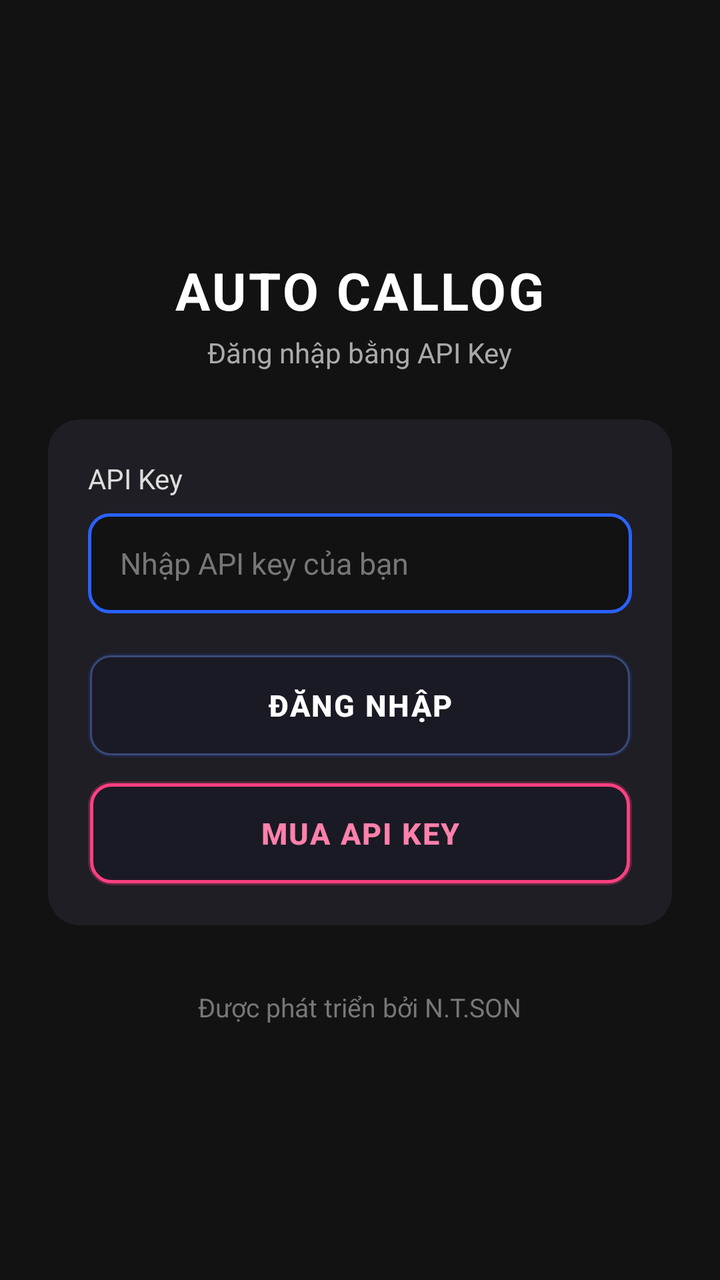
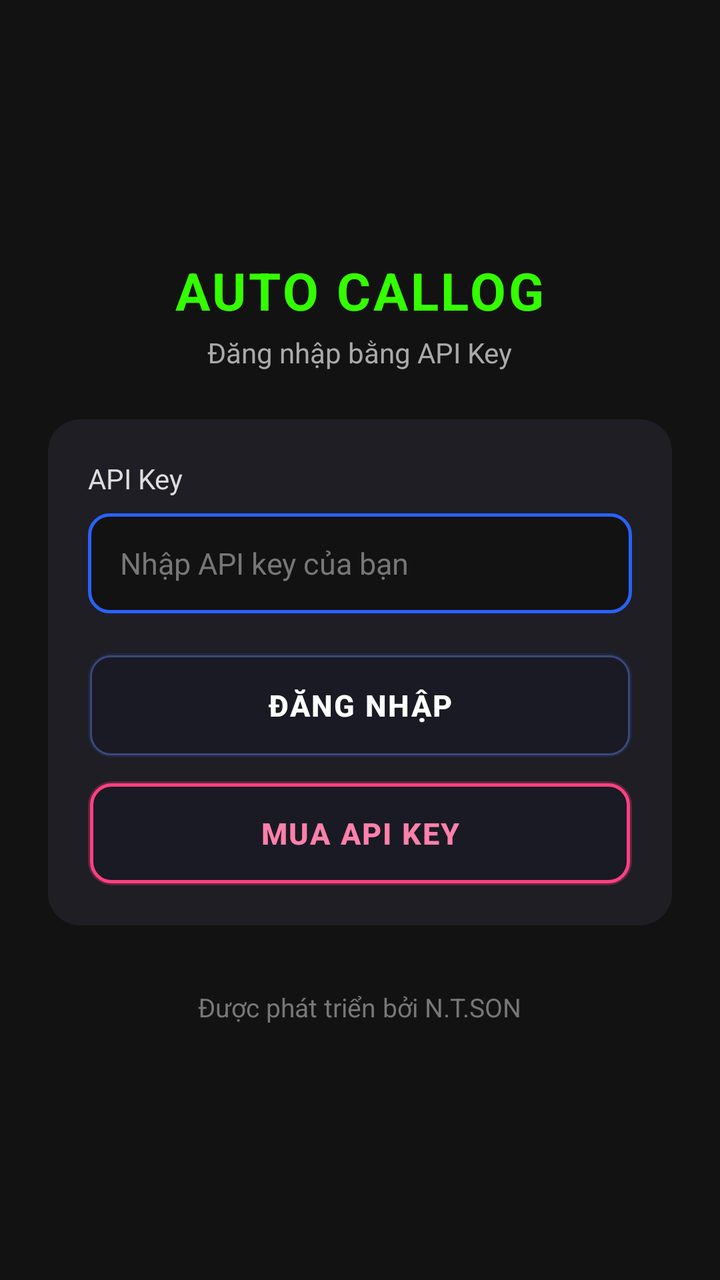

Two renders of the same Android screen: before a commit and after it. Below are the layout's source before the change and the commit's diff.
<!-- AndroidManifest.xml: application theme Theme.AppCompat.Light.NoActionBar -->
<!-- res/layout/activity_check_key.xml -->
<?xml version="1.0" encoding="utf-8"?>
<LinearLayout xmlns:android="http://schemas.android.com/apk/res/android"
    android:layout_width="match_parent"
    android:layout_height="match_parent"
    android:orientation="vertical"
    android:gravity="center"
    android:background="#121212"
    android:padding="24dp">

    
    <TextView
        android:layout_width="wrap_content"
        android:layout_height="wrap_content"
        android:text="AUTO CALLOG"
        android:textSize="26sp"
        android:textStyle="bold"
        android:textColor="#FFFFFF"
        android:letterSpacing="0.05"
        android:layout_marginBottom="4dp"/>

    <TextView
        android:layout_width="wrap_content"
        android:layout_height="wrap_content"
        android:text="Đăng nhập bằng API Key"
        android:textSize="14sp"
        android:textColor="#AAAAAA"
        android:layout_marginBottom="24dp"/>

    
    <LinearLayout
        android:layout_width="match_parent"
        android:layout_height="wrap_content"
        android:orientation="vertical"
        android:background="@drawable/bg_card_license"
        android:padding="20dp"
        android:layout_marginBottom="32dp">

        <TextView
            android:layout_width="wrap_content"
            android:layout_height="wrap_content"
            android:text="API Key"
            android:textSize="14sp"
            android:textColor="#DDDDDD"
            android:layout_marginBottom="8dp"/>

        
        <EditText
            android:id="@+id/etKey"
            android:layout_width="match_parent"
            android:layout_height="50dp"
            android:hint="Nhập API key của bạn"
            android:textColorHint="#777777"
            android:textColor="#FFFFFF"
            android:textSize="15sp"
            android:background="@drawable/bg_edit_text"
            android:paddingHorizontal="16dp"
            android:singleLine="true"
            android:layout_marginBottom="20dp"/>

        
        <Button
            android:id="@+id/btnCheckKey"
            android:layout_width="match_parent"
            android:layout_height="52dp"
            android:text="ĐĂNG NHẬP"
            android:textColor="#FFFFFF"
            android:textStyle="bold"
            android:textSize="15sp"
            android:letterSpacing="0.05"
            android:background="@drawable/bg_btn_launch"
            android:layout_marginBottom="12dp"
            style="?android:attr/borderlessButtonStyle"/>

        
        <Button
            android:id="@+id/btnBuyKey"
            android:layout_width="match_parent"
            android:layout_height="52dp"
            android:text="MUA API KEY"
            android:textColor="#FF80AB"
            android:textStyle="bold"
            android:textSize="15sp"
            android:letterSpacing="0.05"
            android:background="@drawable/bg_btn_neon_pink"
            style="?android:attr/borderlessButtonStyle"/>

    </LinearLayout>

    
    <TextView
        android:layout_width="wrap_content"
        android:layout_height="wrap_content"
        android:text="Được phát triển bởi N.T.SON"
        android:textSize="13sp"
        android:textColor="#777777"/>

</LinearLayout>
<!-- resources referenced by this layout -->
<resources>
  <!-- drawable bg_btn_launch (drawable) -->
  <?xml version="1.0" encoding="utf-8"?>
  <selector xmlns:android="http://schemas.android.com/apk/res/android">
      
      
      <item android:state_pressed="true">
          <layer-list>
              
              <item>
                  <shape android:shape="rectangle">
                      <solid android:color="#445588FF"/>
                      <corners android:radius="12dp"/>
                  </shape>
              </item>
              
              <item android:top="2dp" android:bottom="0dp" android:left="1dp" android:right="1dp">
                  <shape android:shape="rectangle">
                      <solid android:color="#242438"/>
                      <corners android:radius="10dp"/>
                      <stroke android:width="1.5dp" android:color="#5577FF"/>
                  </shape>
              </item>
          </layer-list>
      </item>
  
      
      <item>
          <layer-list>
              
              <item>
                  <shape android:shape="rectangle">
                      <solid android:color="#223366FF"/>
                      <corners android:radius="12dp"/>
                  </shape>
              </item>
              
              <item android:top="1dp" android:bottom="1dp" android:left="1dp" android:right="1dp">
                  <shape android:shape="rectangle">
                      <solid android:color="#1A1A24"/>
                      <corners android:radius="10dp"/>
                      <stroke android:width="1dp" android:color="#3A4A7A"/>
                  </shape>
              </item>
          </layer-list>
      </item>
  
  </selector>
  <!-- drawable bg_btn_neon_pink (drawable) -->
  <?xml version="1.0" encoding="utf-8"?>
  <layer-list xmlns:android="http://schemas.android.com/apk/res/android">
      
      <item>
          <shape android:shape="rectangle">
              <solid android:color="#44FF4081"/>
              <corners android:radius="12dp"/>
          </shape>
      </item>
      
      
      <item android:top="1dp" android:bottom="1dp" android:left="1dp" android:right="1dp">
          <shape android:shape="rectangle">
              <solid android:color="#1A1A24"/>
              <corners android:radius="10dp"/>
              <stroke android:width="1.5dp" android:color="#FF4081"/>
          </shape>
      </item>
  </layer-list>
  <!-- drawable bg_card_license (drawable) -->
  <?xml version="1.0" encoding="utf-8"?>
  <shape xmlns:android="http://schemas.android.com/apk/res/android"
      android:shape="rectangle">
      <solid android:color="#1E1E24"/>
      <corners android:radius="16dp"/>
  </shape>
  <!-- drawable bg_edit_text (drawable) -->
  <?xml version="1.0" encoding="utf-8"?>
  <shape xmlns:android="http://schemas.android.com/apk/res/android"
      android:shape="rectangle">
      <solid android:color="#121212"/>
      <stroke android:width="1.5dp" android:color="#2962FF"/>
      <corners android:radius="10dp"/>
  </shape>
</resources>

<!-- the commit's change to res/layout/activity_check_key.xml (unified diff, before → after) -->
@@ -14,7 +14,7 @@
         android:text="AUTO CALLOG"
         android:textSize="26sp"
         android:textStyle="bold"
-        android:textColor="#FFFFFF"
+        android:textColor="#33FF00"
         android:letterSpacing="0.05"
         android:layout_marginBottom="4dp"/>
 
